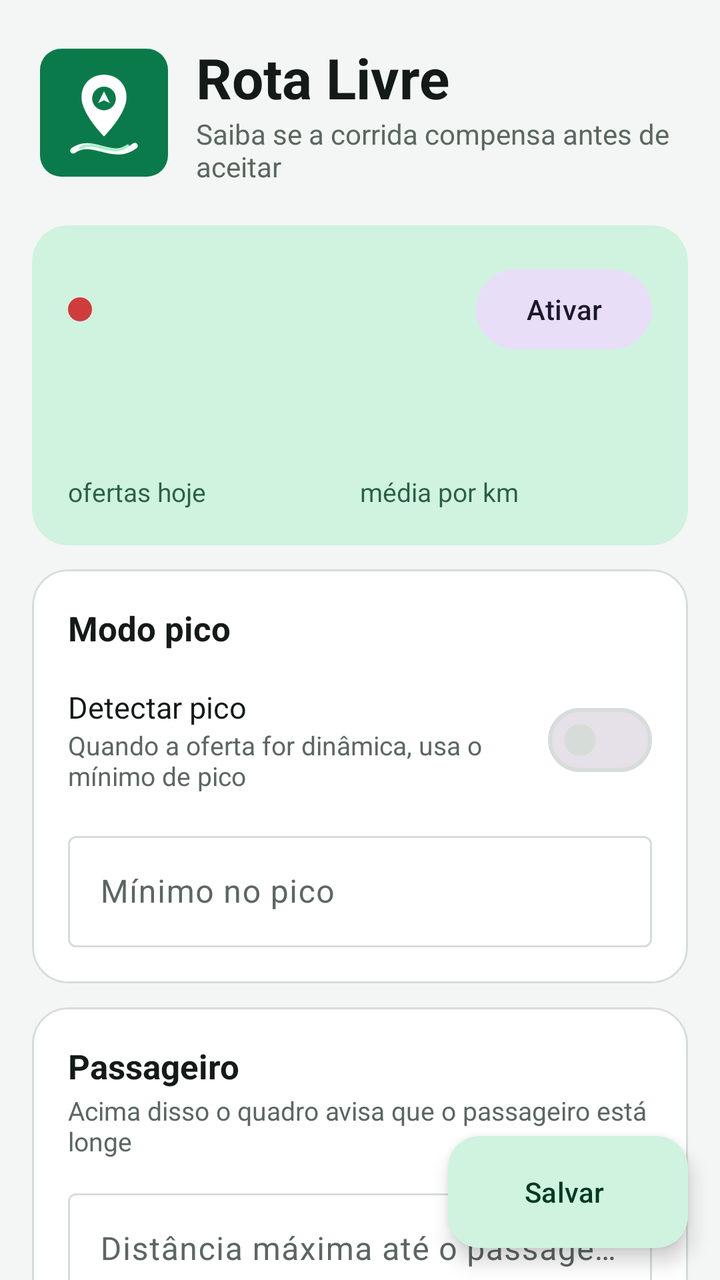
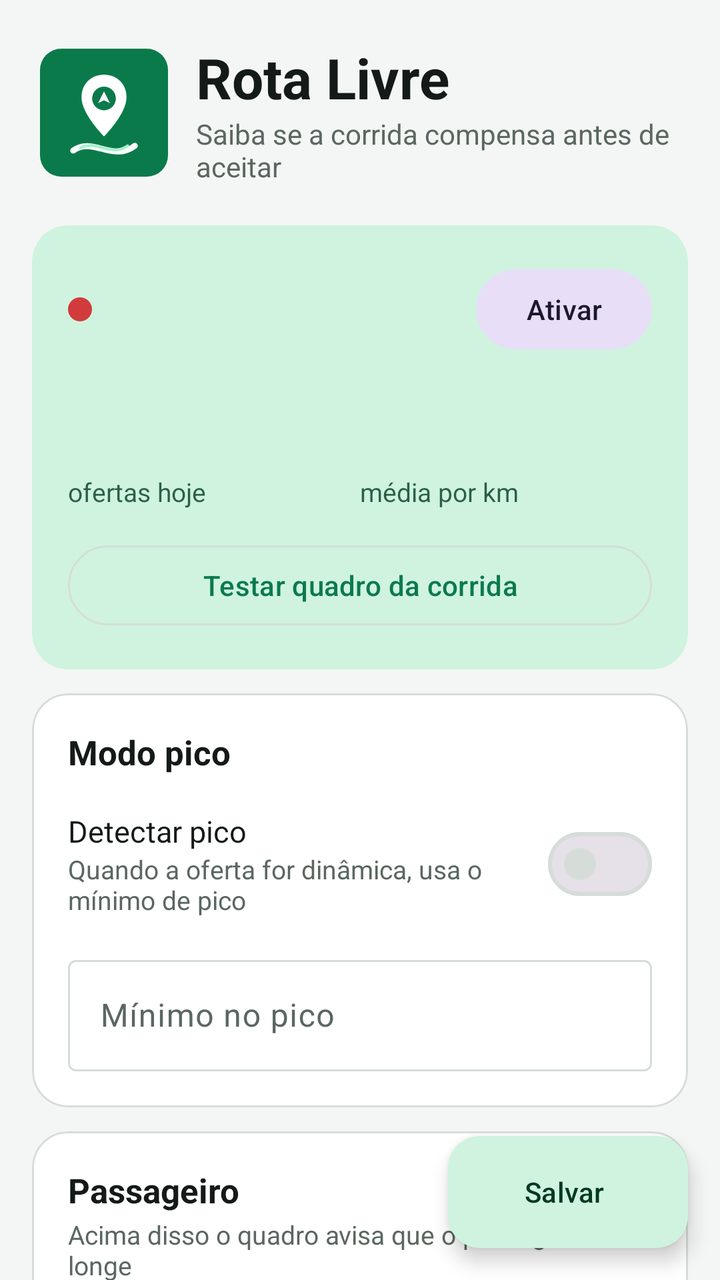

Screens rendered from an Android XML layout before and after an edit, with the pre-edit source and the edit as a unified diff.
<!-- AndroidManifest.xml: application theme Theme.RotaLivre -->
<!-- res/layout/activity_main.xml -->
<?xml version="1.0" encoding="utf-8"?>
<androidx.coordinatorlayout.widget.CoordinatorLayout xmlns:android="http://schemas.android.com/apk/res/android"
    xmlns:app="http://schemas.android.com/apk/res-auto"
    android:layout_width="match_parent" android:layout_height="match_parent" android:background="@color/app_bg">

    <androidx.core.widget.NestedScrollView android:layout_width="match_parent" android:layout_height="match_parent"
        android:fillViewport="true" android:clipToPadding="false" android:paddingBottom="96dp">
        <LinearLayout android:layout_width="match_parent" android:layout_height="wrap_content"
            android:orientation="vertical" android:paddingStart="16dp" android:paddingEnd="16dp" android:paddingTop="8dp">

<LinearLayout android:layout_width="match_parent" android:layout_height="wrap_content" android:orientation="horizontal" android:gravity="center_vertical" android:paddingTop="12dp" android:paddingBottom="20dp" android:paddingStart="4dp">
    <ImageView android:layout_width="64dp" android:layout_height="64dp" android:src="@drawable/logo" android:contentDescription="Logo Rota Livre" />
    <LinearLayout android:layout_width="0dp" android:layout_weight="1" android:layout_height="wrap_content" android:orientation="vertical" android:layout_marginStart="14dp">
        <TextView android:layout_width="wrap_content" android:layout_height="wrap_content" android:text="Rota Livre" android:textSize="28sp" android:textStyle="bold" android:textColor="@color/on_surface" />
        <TextView style="@style/Hint" android:layout_width="wrap_content" android:layout_height="wrap_content" android:text="Saiba se a corrida compensa antes de aceitar" android:textSize="14sp" />
    </LinearLayout>
</LinearLayout>
<com.google.android.material.card.MaterialCardView style="@style/Card"
    android:layout_width="match_parent" android:layout_height="wrap_content" android:layout_marginBottom="12dp"
    app:cardBackgroundColor="@color/brand_container" app:strokeWidth="0dp">
    <LinearLayout android:layout_width="match_parent" android:layout_height="wrap_content" android:orientation="vertical" android:padding="18dp">
        <LinearLayout android:layout_width="match_parent" android:layout_height="wrap_content" android:orientation="horizontal" android:gravity="center_vertical">
            <View android:id="@+id/dot" android:layout_width="12dp" android:layout_height="12dp" android:background="@drawable/dot" />
            <LinearLayout android:layout_width="0dp" android:layout_weight="1" android:layout_height="wrap_content" android:orientation="vertical" android:layout_marginStart="12dp">
                <TextView android:id="@+id/tvStatusTitle" android:layout_width="wrap_content" android:layout_height="wrap_content" android:textSize="16sp" android:textStyle="bold" android:textColor="@color/on_brand_container" />
                <TextView android:id="@+id/tvStatusSub" android:layout_width="wrap_content" android:layout_height="wrap_content" android:textSize="13sp" android:textColor="@color/on_brand_container" android:alpha="0.8" />
            </LinearLayout>
            <com.google.android.material.button.MaterialButton android:id="@+id/btnAccess" style="@style/Widget.Material3.Button.TonalButton"
                android:layout_width="wrap_content" android:layout_height="wrap_content" android:text="Ativar" />
        </LinearLayout>
        <LinearLayout android:layout_width="match_parent" android:layout_height="wrap_content" android:orientation="horizontal" android:layout_marginTop="18dp">
            <LinearLayout android:layout_width="0dp" android:layout_weight="1" android:layout_height="wrap_content" android:orientation="vertical">
                <TextView android:id="@+id/tvCount" android:layout_width="wrap_content" android:layout_height="wrap_content" android:textSize="30sp" android:textStyle="bold" android:textColor="@color/on_brand_container" />
                <TextView android:layout_width="wrap_content" android:layout_height="wrap_content" android:text="ofertas hoje" android:textSize="13sp" android:textColor="@color/on_brand_container" android:alpha="0.8" />
            </LinearLayout>
            <LinearLayout android:layout_width="0dp" android:layout_weight="1" android:layout_height="wrap_content" android:orientation="vertical">
                <TextView android:id="@+id/tvAvg" android:layout_width="wrap_content" android:layout_height="wrap_content" android:textSize="30sp" android:textStyle="bold" android:textColor="@color/on_brand_container" />
                <TextView android:layout_width="wrap_content" android:layout_height="wrap_content" android:text="média por km" android:textSize="13sp" android:textColor="@color/on_brand_container" android:alpha="0.8" />
            </LinearLayout>
        </LinearLayout>
    </LinearLayout>
</com.google.android.material.card.MaterialCardView>
<com.google.android.material.card.MaterialCardView style="@style/Card"
    android:layout_width="match_parent" android:layout_height="wrap_content" android:layout_marginBottom="12dp">
    <LinearLayout android:layout_width="match_parent" android:layout_height="wrap_content"
        android:orientation="vertical" android:padding="18dp">
        <TextView style="@style/SectionTitle" android:layout_width="match_parent" android:layout_height="wrap_content" android:text="Modo pico" />
        
        <LinearLayout android:layout_width="match_parent" android:layout_height="wrap_content" android:orientation="vertical" android:layout_marginTop="12dp">
<LinearLayout android:layout_width="match_parent" android:layout_height="wrap_content"
    android:orientation="horizontal" android:gravity="center_vertical" android:paddingTop="6dp" android:paddingBottom="6dp">
    <LinearLayout android:layout_width="0dp" android:layout_weight="1" android:layout_height="wrap_content" android:orientation="vertical">
        <TextView android:layout_width="wrap_content" android:layout_height="wrap_content" android:text="Detectar pico" android:textSize="15sp" android:textColor="@color/on_surface" />
        <TextView style="@style/Hint" android:layout_width="wrap_content" android:layout_height="wrap_content" android:text="Quando a oferta for dinâmica, usa o mínimo de pico" />
    </LinearLayout>
    <com.google.android.material.materialswitch.MaterialSwitch android:id="@+id/swPicoOn" android:layout_width="wrap_content" android:layout_height="wrap_content" />
</LinearLayout><Space android:layout_width="match_parent" android:layout_height="10dp" /><com.google.android.material.textfield.TextInputLayout
    style="@style/Widget.Material3.TextInputLayout.OutlinedBox"
    android:layout_width="match_parent" android:layout_height="wrap_content" android:hint="Mínimo no pico" app:suffixText="R$/km">
    <com.google.android.material.textfield.TextInputEditText android:id="@+id/etPicoMin"
        android:layout_width="match_parent" android:layout_height="wrap_content"
        android:inputType="numberDecimal" android:gravity="center_vertical" android:maxLines="1" />
</com.google.android.material.textfield.TextInputLayout>
        </LinearLayout>
    </LinearLayout>
</com.google.android.material.card.MaterialCardView>
<com.google.android.material.card.MaterialCardView style="@style/Card"
    android:layout_width="match_parent" android:layout_height="wrap_content" android:layout_marginBottom="12dp">
    <LinearLayout android:layout_width="match_parent" android:layout_height="wrap_content"
        android:orientation="vertical" android:padding="18dp">
        <TextView style="@style/SectionTitle" android:layout_width="match_parent" android:layout_height="wrap_content" android:text="Passageiro" />
        <TextView style="@style/Hint" android:layout_width="match_parent" android:layout_height="wrap_content" android:layout_marginTop="2dp" android:text="Acima disso o quadro avisa que o passageiro está longe" />
        <LinearLayout android:layout_width="match_parent" android:layout_height="wrap_content" android:orientation="vertical" android:layout_marginTop="12dp">
<com.google.android.material.textfield.TextInputLayout
    style="@style/Widget.Material3.TextInputLayout.OutlinedBox"
    android:layout_width="match_parent" android:layout_height="wrap_content" android:hint="Distância máxima até o passageiro" app:suffixText="km">
    <com.google.android.material.textfield.TextInputEditText android:id="@+id/etMaxPickup"
        android:layout_width="match_parent" android:layout_height="wrap_content"
        android:inputType="numberDecimal" android:gravity="center_vertical" android:maxLines="1" />
</com.google.android.material.textfield.TextInputLayout>
        </LinearLayout>
    </LinearLayout>
</com.google.android.material.card.MaterialCardView>
<com.google.android.material.card.MaterialCardView style="@style/Card"
    android:layout_width="match_parent" android:layout_height="wrap_content" android:layout_marginBottom="12dp">
    <LinearLayout android:layout_width="match_parent" android:layout_height="wrap_content"
        android:orientation="vertical" android:padding="18dp">
        <TextView style="@style/SectionTitle" android:layout_width="match_parent" android:layout_height="wrap_content" android:text="Apps de delivery" />
        <TextView style="@style/Hint" android:layout_width="match_parent" android:layout_height="wrap_content" android:layout_marginTop="2dp" android:text="Regras separadas das corridas de passageiro" />
        <LinearLayout android:layout_width="match_parent" android:layout_height="wrap_content" android:orientation="vertical" android:layout_marginTop="12dp">
<LinearLayout android:layout_width="match_parent" android:layout_height="wrap_content"
    android:orientation="horizontal" android:gravity="center_vertical" android:paddingTop="6dp" android:paddingBottom="6dp">
    <LinearLayout android:layout_width="0dp" android:layout_weight="1" android:layout_height="wrap_content" android:orientation="vertical">
        <TextView android:layout_width="wrap_content" android:layout_height="wrap_content" android:text="Ler ofertas de delivery" android:textSize="15sp" android:textColor="@color/on_surface" />
        <TextView style="@style/Hint" android:layout_width="wrap_content" android:layout_height="wrap_content" android:text="iFood, Loggi, Shopee Entregador" />
    </LinearLayout>
    <com.google.android.material.materialswitch.MaterialSwitch android:id="@+id/swDelivery" android:layout_width="wrap_content" android:layout_height="wrap_content" />
</LinearLayout><Space android:layout_width="match_parent" android:layout_height="10dp" /><com.google.android.material.textfield.TextInputLayout
    style="@style/Widget.Material3.TextInputLayout.OutlinedBox"
    android:layout_width="match_parent" android:layout_height="wrap_content" android:hint="Mínimo por entrega" app:suffixText="R$/km">
    <com.google.android.material.textfield.TextInputEditText android:id="@+id/etDeliveryMin"
        android:layout_width="match_parent" android:layout_height="wrap_content"
        android:inputType="numberDecimal" android:gravity="center_vertical" android:maxLines="1" />
</com.google.android.material.textfield.TextInputLayout><Space android:layout_width="match_parent" android:layout_height="10dp" /><com.google.android.material.textfield.TextInputLayout
    style="@style/Widget.Material3.TextInputLayout.OutlinedBox"
    android:layout_width="match_parent" android:layout_height="wrap_content" android:hint="Distância máxima até a coleta" app:suffixText="km">
    <com.google.android.material.textfield.TextInputEditText android:id="@+id/etDeliveryMaxPickup"
        android:layout_width="match_parent" android:layout_height="wrap_content"
        android:inputType="numberDecimal" android:gravity="center_vertical" android:maxLines="1" />
</com.google.android.material.textfield.TextInputLayout>
        </LinearLayout>
    </LinearLayout>
</com.google.android.material.card.MaterialCardView>
<com.google.android.material.card.MaterialCardView style="@style/Card"
    android:layout_width="match_parent" android:layout_height="wrap_content" android:layout_marginBottom="12dp">
    <LinearLayout android:layout_width="match_parent" android:layout_height="wrap_content"
        android:orientation="vertical" android:padding="18dp">
        <TextView style="@style/SectionTitle" android:layout_width="match_parent" android:layout_height="wrap_content" android:text="Mínimo por dia e horário" />
        <TextView style="@style/Hint" android:layout_width="match_parent" android:layout_height="wrap_content" android:layout_marginTop="2dp" android:text="R$ por km mínimo em cada faixa. Escolha o dia e preencha" />
        <LinearLayout android:layout_width="match_parent" android:layout_height="wrap_content" android:orientation="vertical" android:layout_marginTop="12dp">
<HorizontalScrollView android:layout_width="match_parent" android:layout_height="wrap_content" android:scrollbars="none">
        <com.google.android.material.chip.ChipGroup android:id="@+id/chipDays" android:layout_width="wrap_content" android:layout_height="wrap_content"
            app:singleSelection="true" app:selectionRequired="true" app:singleLine="true" />
    </HorizontalScrollView><Space android:layout_width="match_parent" android:layout_height="10dp" /><LinearLayout android:layout_width="match_parent" android:layout_height="wrap_content" android:orientation="horizontal"><com.google.android.material.textfield.TextInputLayout
    style="@style/Widget.Material3.TextInputLayout.OutlinedBox"
    android:layout_width="0dp" android:layout_weight="1" android:layout_height="wrap_content" android:hint="0-6h" >
    <com.google.android.material.textfield.TextInputEditText android:id="@+id/etP0"
        android:layout_width="match_parent" android:layout_height="wrap_content"
        android:inputType="numberDecimal" android:gravity="center_vertical" android:maxLines="1" />
</com.google.android.material.textfield.TextInputLayout><Space android:layout_width="8dp" android:layout_height="0dp" /><com.google.android.material.textfield.TextInputLayout
    style="@style/Widget.Material3.TextInputLayout.OutlinedBox"
    android:layout_width="0dp" android:layout_weight="1" android:layout_height="wrap_content" android:hint="6-12h" >
    <com.google.android.material.textfield.TextInputEditText android:id="@+id/etP1"
        android:layout_width="match_parent" android:layout_height="wrap_content"
        android:inputType="numberDecimal" android:gravity="center_vertical" android:maxLines="1" />
</com.google.android.material.textfield.TextInputLayout><Space android:layout_width="8dp" android:layout_height="0dp" /><com.google.android.material.textfield.TextInputLayout
    style="@style/Widget.Material3.TextInputLayout.OutlinedBox"
    android:layout_width="0dp" android:layout_weight="1" android:layout_height="wrap_content" android:hint="12-18h" >
    <com.google.android.material.textfield.TextInputEditText android:id="@+id/etP2"
        android:layout_width="match_parent" android:layout_height="wrap_content"
        android:inputType="numberDecimal" android:gravity="center_vertical" android:maxLines="1" />
</com.google.android.material.textfield.TextInputLayout><Space android:layout_width="8dp" android:layout_height="0dp" /><com.google.android.material.textfield.TextInputLayout
    style="@style/Widget.Material3.TextInputLayout.OutlinedBox"
    android:layout_width="0dp" android:layout_weight="1" android:layout_height="wrap_content" android:hint="18-24h" >
    <com.google.android.material.textfield.TextInputEditText android:id="@+id/etP3"
        android:layout_width="match_parent" android:layout_height="wrap_content"
        android:inputType="numberDecimal" android:gravity="center_vertical" android:maxLines="1" />
</com.google.android.material.textfield.TextInputLayout></LinearLayout><Space android:layout_width="match_parent" android:layout_height="10dp" /><com.google.android.material.button.MaterialButton android:id="@+id/btnApplyAll" style="@style/Widget.Material3.Button.TextButton"
        android:layout_width="wrap_content" android:layout_height="wrap_content" android:text="Aplicar a todos os dias" />
        </LinearLayout>
    </LinearLayout>
</com.google.android.material.card.MaterialCardView>
<com.google.android.material.card.MaterialCardView style="@style/Card"
    android:layout_width="match_parent" android:layout_height="wrap_content" android:layout_marginBottom="12dp">
    <LinearLayout android:layout_width="match_parent" android:layout_height="wrap_content"
        android:orientation="vertical" android:padding="18dp">
        <TextView style="@style/SectionTitle" android:layout_width="match_parent" android:layout_height="wrap_content" android:text="Custos do carro" />
        <TextView style="@style/Hint" android:layout_width="match_parent" android:layout_height="wrap_content" android:layout_marginTop="2dp" android:text="Opcional. Deixe em branco para não calcular o lucro" />
        <LinearLayout android:layout_width="match_parent" android:layout_height="wrap_content" android:orientation="vertical" android:layout_marginTop="12dp">
<com.google.android.material.textfield.TextInputLayout android:id="@+id/tilFuel"
        style="@style/Widget.Material3.TextInputLayout.OutlinedBox.ExposedDropdownMenu"
        android:layout_width="match_parent" android:layout_height="wrap_content" android:hint="Combustível">
        <com.google.android.material.textfield.MaterialAutoCompleteTextView android:id="@+id/ddFuel"
            android:layout_width="match_parent" android:layout_height="wrap_content" android:inputType="none" />
    </com.google.android.material.textfield.TextInputLayout><Space android:layout_width="match_parent" android:layout_height="10dp" /><com.google.android.material.textfield.TextInputLayout
    style="@style/Widget.Material3.TextInputLayout.OutlinedBox"
    android:layout_width="match_parent" android:layout_height="wrap_content" android:hint="Preço do combustível" app:suffixText="R$/L">
    <com.google.android.material.textfield.TextInputEditText android:id="@+id/etFuelPrice"
        android:layout_width="match_parent" android:layout_height="wrap_content"
        android:inputType="numberDecimal" android:gravity="center_vertical" android:maxLines="1" />
</com.google.android.material.textfield.TextInputLayout><Space android:layout_width="match_parent" android:layout_height="10dp" /><com.google.android.material.textfield.TextInputLayout
    style="@style/Widget.Material3.TextInputLayout.OutlinedBox"
    android:layout_width="match_parent" android:layout_height="wrap_content" android:hint="Consumo" app:suffixText="km/L">
    <com.google.android.material.textfield.TextInputEditText android:id="@+id/etKmUnit"
        android:layout_width="match_parent" android:layout_height="wrap_content"
        android:inputType="numberDecimal" android:gravity="center_vertical" android:maxLines="1" />
</com.google.android.material.textfield.TextInputLayout><Space android:layout_width="match_parent" android:layout_height="10dp" /><com.google.android.material.textfield.TextInputLayout
    style="@style/Widget.Material3.TextInputLayout.OutlinedBox"
    android:layout_width="match_parent" android:layout_height="wrap_content" android:hint="Manutenção (pneu, óleo...)" app:suffixText="R$/km">
    <com.google.android.material.textfield.TextInputEditText android:id="@+id/etMaint"
        android:layout_width="match_parent" android:layout_height="wrap_content"
        android:inputType="numberDecimal" android:gravity="center_vertical" android:maxLines="1" />
</com.google.android.material.textfield.TextInputLayout><Space android:layout_width="match_parent" android:layout_height="10dp" /><TextView android:id="@+id/tvCostKm" style="@style/Hint" android:layout_width="match_parent" android:layout_height="wrap_content" android:textStyle="bold" />
        </LinearLayout>
    </LinearLayout>
</com.google.android.material.card.MaterialCardView>
<com.google.android.material.card.MaterialCardView style="@style/Card"
    android:layout_width="match_parent" android:layout_height="wrap_content" android:layout_marginBottom="12dp">
    <LinearLayout android:layout_width="match_parent" android:layout_height="wrap_content"
        android:orientation="vertical" android:padding="18dp">
        <TextView style="@style/SectionTitle" android:layout_width="match_parent" android:layout_height="wrap_content" android:text="O que mostrar no quadro" />
        
        <LinearLayout android:layout_width="match_parent" android:layout_height="wrap_content" android:orientation="vertical" android:layout_marginTop="12dp">
<LinearLayout android:layout_width="match_parent" android:layout_height="wrap_content"
    android:orientation="horizontal" android:gravity="center_vertical" android:paddingTop="6dp" android:paddingBottom="6dp">
    <LinearLayout android:layout_width="0dp" android:layout_weight="1" android:layout_height="wrap_content" android:orientation="vertical">
        <TextView android:layout_width="wrap_content" android:layout_height="wrap_content" android:text="Distância até o passageiro" android:textSize="15sp" android:textColor="@color/on_surface" />
    </LinearLayout>
    <com.google.android.material.materialswitch.MaterialSwitch android:id="@+id/swPickup" android:layout_width="wrap_content" android:layout_height="wrap_content" />
</LinearLayout><LinearLayout android:layout_width="match_parent" android:layout_height="wrap_content"
    android:orientation="horizontal" android:gravity="center_vertical" android:paddingTop="6dp" android:paddingBottom="6dp">
    <LinearLayout android:layout_width="0dp" android:layout_weight="1" android:layout_height="wrap_content" android:orientation="vertical">
        <TextView android:layout_width="wrap_content" android:layout_height="wrap_content" android:text="Valor por km" android:textSize="15sp" android:textColor="@color/on_surface" />
    </LinearLayout>
    <com.google.android.material.materialswitch.MaterialSwitch android:id="@+id/swPerKm" android:layout_width="wrap_content" android:layout_height="wrap_content" />
</LinearLayout><LinearLayout android:layout_width="match_parent" android:layout_height="wrap_content"
    android:orientation="horizontal" android:gravity="center_vertical" android:paddingTop="6dp" android:paddingBottom="6dp">
    <LinearLayout android:layout_width="0dp" android:layout_weight="1" android:layout_height="wrap_content" android:orientation="vertical">
        <TextView android:layout_width="wrap_content" android:layout_height="wrap_content" android:text="Valor por hora" android:textSize="15sp" android:textColor="@color/on_surface" />
    </LinearLayout>
    <com.google.android.material.materialswitch.MaterialSwitch android:id="@+id/swPerHour" android:layout_width="wrap_content" android:layout_height="wrap_content" />
</LinearLayout><LinearLayout android:layout_width="match_parent" android:layout_height="wrap_content"
    android:orientation="horizontal" android:gravity="center_vertical" android:paddingTop="6dp" android:paddingBottom="6dp">
    <LinearLayout android:layout_width="0dp" android:layout_weight="1" android:layout_height="wrap_content" android:orientation="vertical">
        <TextView android:layout_width="wrap_content" android:layout_height="wrap_content" android:text="Lucro da corrida" android:textSize="15sp" android:textColor="@color/on_surface" />
        <TextView style="@style/Hint" android:layout_width="wrap_content" android:layout_height="wrap_content" android:text="Descontando combustível e manutenção" />
    </LinearLayout>
    <com.google.android.material.materialswitch.MaterialSwitch android:id="@+id/swProfit" android:layout_width="wrap_content" android:layout_height="wrap_content" />
</LinearLayout><LinearLayout android:layout_width="match_parent" android:layout_height="wrap_content"
    android:orientation="horizontal" android:gravity="center_vertical" android:paddingTop="6dp" android:paddingBottom="6dp">
    <LinearLayout android:layout_width="0dp" android:layout_weight="1" android:layout_height="wrap_content" android:orientation="vertical">
        <TextView android:layout_width="wrap_content" android:layout_height="wrap_content" android:text="Resumo do dia" android:textSize="15sp" android:textColor="@color/on_surface" />
    </LinearLayout>
    <com.google.android.material.materialswitch.MaterialSwitch android:id="@+id/swSummary" android:layout_width="wrap_content" android:layout_height="wrap_content" />
</LinearLayout>
        </LinearLayout>
    </LinearLayout>
</com.google.android.material.card.MaterialCardView>
<com.google.android.material.card.MaterialCardView style="@style/Card"
    android:layout_width="match_parent" android:layout_height="wrap_content" android:layout_marginBottom="12dp">
    <LinearLayout android:layout_width="match_parent" android:layout_height="wrap_content"
        android:orientation="vertical" android:padding="18dp">
        <TextView style="@style/SectionTitle" android:layout_width="match_parent" android:layout_height="wrap_content" android:text="Apoie o desenvolvedor" />
        <TextView style="@style/Hint" android:layout_width="match_parent" android:layout_height="wrap_content" android:layout_marginTop="2dp" android:text="O app é e continua gratuito. Se ele ajuda você, um Pix de qualquer valor é bem-vindo" />
        <LinearLayout android:layout_width="match_parent" android:layout_height="wrap_content" android:orientation="vertical" android:layout_marginTop="12dp">
<LinearLayout android:id="@+id/supportBox" android:layout_width="match_parent" android:layout_height="wrap_content" android:orientation="vertical" />
    <LinearLayout android:layout_width="match_parent" android:layout_height="wrap_content" android:orientation="horizontal" android:layout_marginTop="12dp">
        <com.google.android.material.button.MaterialButton android:id="@+id/btnCopyCode" style="@style/Widget.Material3.Button.TonalButton"
            android:layout_width="0dp" android:layout_weight="1" android:layout_height="wrap_content" android:text="Pix copia e cola" />
        <Space android:layout_width="8dp" android:layout_height="0dp" />
        <com.google.android.material.button.MaterialButton android:id="@+id/btnCopyKey" style="@style/Widget.Material3.Button.OutlinedButton"
            android:layout_width="0dp" android:layout_weight="1" android:layout_height="wrap_content" android:text="Chave Pix" />
    </LinearLayout>
        </LinearLayout>
    </LinearLayout>
</com.google.android.material.card.MaterialCardView>
<TextView android:id="@+id/tvAbout" android:layout_width="match_parent" android:layout_height="wrap_content" android:gravity="center"
    android:padding="16dp" android:textSize="12sp" android:textColor="@color/on_surface_muted"
    android:text="Rota Livre · gratuito e de distribuição livre&#10;Criado por André Luiz · andreluizs.com.br&#10;Só mostra informações: não aceita nem recusa corridas." />
        </LinearLayout>
    </androidx.core.widget.NestedScrollView>

    <com.google.android.material.floatingactionbutton.ExtendedFloatingActionButton android:id="@+id/fabSave"
        android:layout_width="wrap_content" android:layout_height="wrap_content"
        android:layout_gravity="bottom|end" android:layout_margin="16dp" android:text="Salvar" />
</androidx.coordinatorlayout.widget.CoordinatorLayout>
<!-- resources referenced by this layout -->
<resources>
  <color name="app_bg">#F3F6F4</color>
  <color name="brand_container">#CFF3DF</color>
  <color name="on_brand_container">#00391F</color>
  <color name="on_surface">#141A17</color>
  <color name="on_surface_muted">#5B6761</color>
  <!-- drawable dot (drawable) -->
  <?xml version="1.0" encoding="utf-8"?>
  <shape xmlns:android="http://schemas.android.com/apk/res/android" android:shape="oval">
      <solid android:color="@color/bad" />
      <size android:width="12dp" android:height="12dp" />
  </shape>
  <!-- drawable logo (drawable) -->
  <?xml version="1.0" encoding="utf-8"?>
  <layer-list xmlns:android="http://schemas.android.com/apk/res/android">
      <item>
          <shape android:shape="rectangle">
              <solid android:color="#0B7A4B" />
              <corners android:radius="18dp" />
          </shape>
      </item>
      <item android:drawable="@drawable/ic_launcher_foreground" />
  </layer-list>
  <style name="Card" parent="Widget.Material3.CardView.Outlined">
          <item name="cardBackgroundColor">@color/surface</item>
          <item name="strokeColor">@color/outline</item>
          <item name="strokeWidth">1dp</item>
          <item name="cardCornerRadius">18dp</item>
          <item name="cardElevation">0dp</item>
      </style>
  <style name="Hint">
          <item name="android:textSize">13sp</item>
          <item name="android:textColor">@color/on_surface_muted</item>
      </style>
  <style name="SectionTitle">
          <item name="android:textSize">17sp</item>
          <item name="android:textStyle">bold</item>
          <item name="android:textColor">@color/on_surface</item>
      </style>
  <color name="bad">#D13B3B</color>
  <!-- drawable ic_launcher_foreground (drawable) -->
  <?xml version="1.0" encoding="utf-8"?>
  <vector xmlns:android="http://schemas.android.com/apk/res/android"
      android:width="108dp" android:height="108dp" android:viewportWidth="108" android:viewportHeight="108">
      
      <path android:strokeColor="#FFFFFF" android:strokeWidth="5" android:strokeLineCap="round"
          android:pathData="M28,86 C44,74 62,96 80,82" />
      <path android:strokeColor="#A8F0CC" android:strokeWidth="2.4" android:strokeLineCap="round"
          android:pathData="M34,84 C46,76 60,92 74,82" />
      
      <path android:fillColor="#FFFFFF"
          android:pathData="M54,22 C43,22 35,30 35,41 C35,55 54,74 54,74 C54,74 73,55 73,41 C73,30 65,22 54,22 Z" />
      <path android:fillColor="#0B7A4B"
          android:pathData="M54,32 C48.5,32 44,36.5 44,42 C44,47.5 48.5,52 54,52 C59.5,52 64,47.5 64,42 C64,36.5 59.5,32 54,32 Z" />
      
      <path android:fillColor="#FFFFFF"
          android:pathData="M54,36 L59,46 L54,43.5 L49,46 Z" />
  </vector>
  <color name="surface">#FFFFFF</color>
  <color name="outline">#D6DDD9</color>
  <color name="brand">#0B7A4B</color>
  <color name="on_brand">#FFFFFF</color>
  <color name="surface_variant">#E8EEEA</color>
  <style name="Shape.Rounded" parent="ShapeAppearance.Material3.MediumComponent">
          <item name="cornerFamily">rounded</item>
          <item name="cornerSize">14dp</item>
      </style>
  <!-- unchanged entries left out for length: 1 -->
</resources>

<!-- the commit's change to res/layout/activity_main.xml (unified diff, before → after) -->
@@ -38,6 +38,8 @@
                 <TextView android:layout_width="wrap_content" android:layout_height="wrap_content" android:text="média por km" android:textSize="13sp" android:textColor="@color/on_brand_container" android:alpha="0.8" />
             </LinearLayout>
         </LinearLayout>
+        <com.google.android.material.button.MaterialButton android:id="@+id/btnTest" style="@style/Widget.Material3.Button.OutlinedButton"
+            android:layout_width="match_parent" android:layout_height="wrap_content" android:layout_marginTop="14dp" android:text="Testar quadro da corrida" />
     </LinearLayout>
 </com.google.android.material.card.MaterialCardView>
 <com.google.android.material.card.MaterialCardView style="@style/Card"
